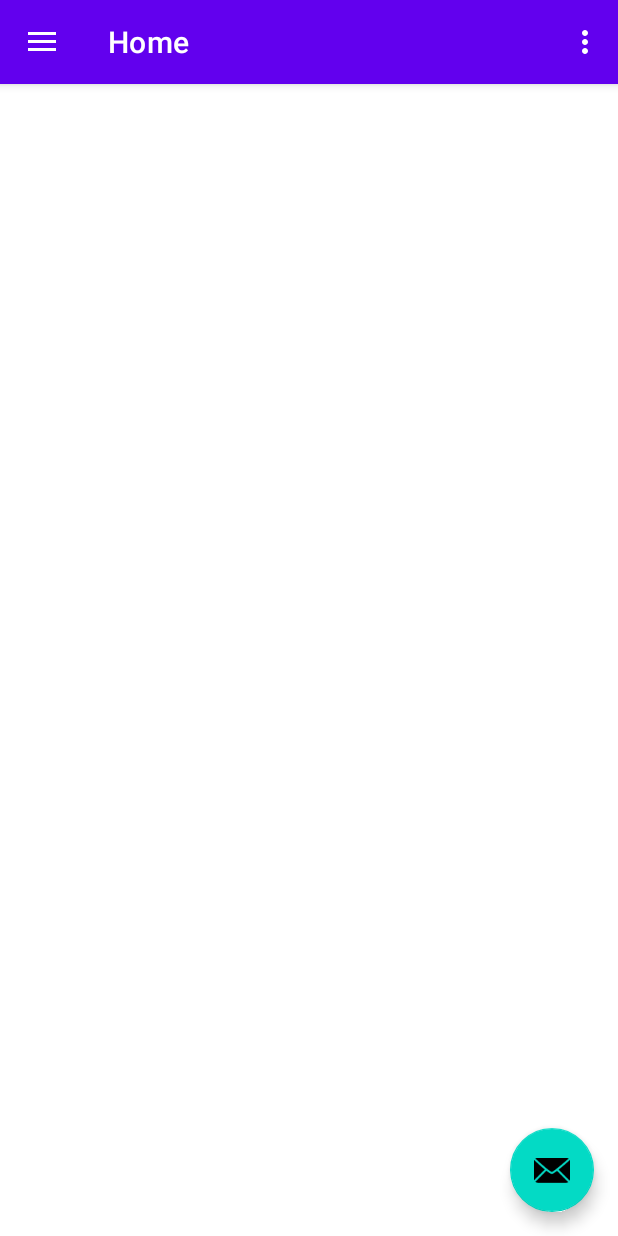
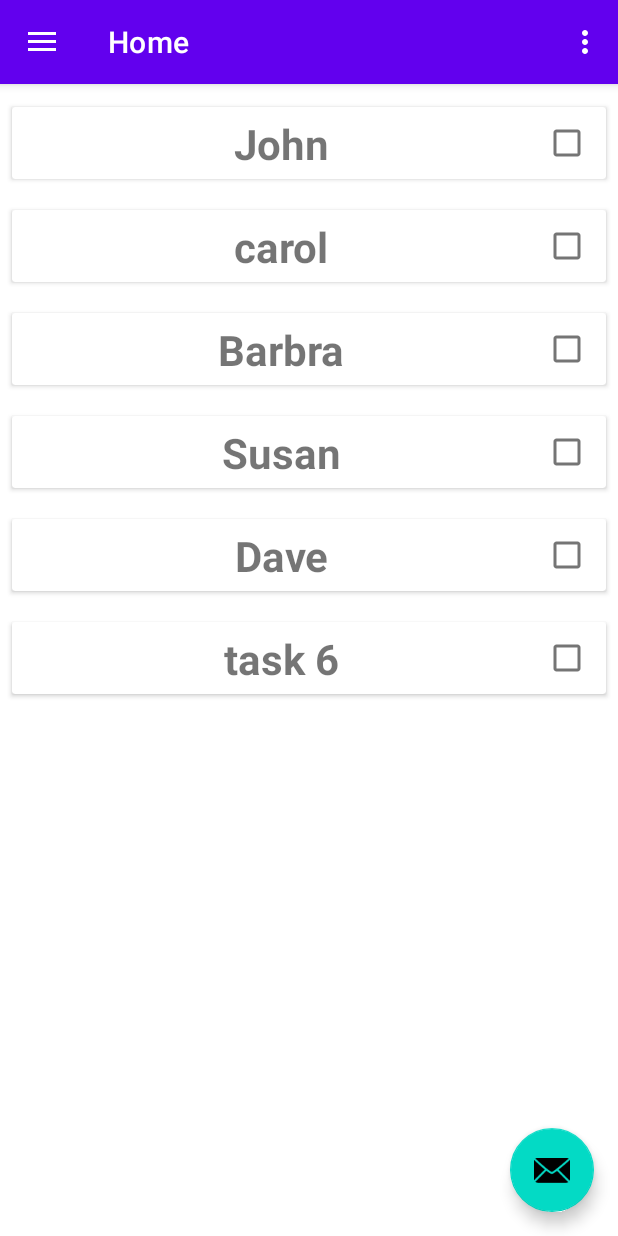
Before and after one commit to brjens/Todo, an Android app: the screen it shows after launch (MainActivity), on a phone screen of 412 x 824 dp. Run offline under Robolectric (Android 15) with nearby library versions, the phone set to English and light mode, and no system bars; our stand-ins replace navigation-ui.

Commit message:
got recyclerView to work with dummytasklist

```diff
--- a/app/build.gradle.kts
+++ b/app/build.gradle.kts
@@ -44,6 +44,8 @@ dependencies {
     implementation("androidx.navigation:navigation-fragment:2.7.1")
     implementation("androidx.navigation:navigation-ui:2.7.1")
 
+
+
     implementation("androidx.recyclerview:recyclerview:1.1.0")
     implementation(platform("org.jetbrains.kotlin:kotlin-bom:1.8.0"))
 
--- a/app/src/main/java/com/example/todo/MainActivity.java
+++ b/app/src/main/java/com/example/todo/MainActivity.java
@@ -28,7 +28,7 @@ public class MainActivity extends AppCompatActivity {
 
     private AppBarConfiguration mAppBarConfiguration;
     private ActivityMainBinding binding;
-    private List<Task> tasks;
+    public List<Task> tasks;
 
     private String m_Text;
 
@@ -38,7 +38,7 @@ public class MainActivity extends AppCompatActivity {
     protected void onCreate(Bundle savedInstanceState) {
         super.onCreate(savedInstanceState);
 
-        tasks = new ArrayList<>();
+        ArrayList<Task> tasks = new ArrayList<>();
 
         binding = ActivityMainBinding.inflate(getLayoutInflater());
         setContentView(binding.getRoot());
--- a/app/src/main/java/com/example/todo/Task.java
+++ b/app/src/main/java/com/example/todo/Task.java
@@ -16,12 +16,26 @@ public class Task {
             dueDate = date;
         }
 
+        public Task(String name){
+            madeDate = LocalDate.now();
+            this.name = name;
+        }
+
         // Methods
         public void doSomething() {
             System.out.println("Doing something!");
         }
 
-        // Getter and Setter methods (optional)
+        // Getter and Setter methods
+
+        public String getName() {
+        return name;
+    }
+
+         public void setName(String name) {
+        this.name = name;
+    }
+
         public LocalDate getMadeDate() {
             return madeDate;
         }
@@ -43,4 +57,12 @@ public class Task {
 
         }
 
+    @Override
+    public String toString() {
+        return "Task{" +
+                "madeDate=" + madeDate +
+                ", dueDate=" + dueDate +
+                ", name='" + name + '\'' +
+                '}';
+    }
 }
--- a/app/src/main/java/com/example/todo/ui/home/HomeFragment.java
+++ b/app/src/main/java/com/example/todo/ui/home/HomeFragment.java
@@ -6,16 +6,27 @@ import android.view.View;
 import android.view.ViewGroup;
 import android.widget.TextView;
 
+import com.example.todo.MainActivity;
+import com.example.todo.R;
+
 import androidx.annotation.NonNull;
 import androidx.fragment.app.Fragment;
 import androidx.lifecycle.ViewModelProvider;
+import androidx.recyclerview.widget.LinearLayoutManager;
 import androidx.recyclerview.widget.RecyclerView;
 
+import com.example.todo.Task;
 import com.example.todo.databinding.FragmentHomeBinding;
+
+import java.util.ArrayList;
 
 public class HomeFragment extends Fragment {
 
     private FragmentHomeBinding binding;
+
+    private ArrayList<Task> tasks;
+
+    private RecyclerView recyclerView;
 
     public View onCreateView(@NonNull LayoutInflater inflater,
                              ViewGroup container, Bundle savedInstanceState) {
@@ -25,9 +36,33 @@ public class HomeFragment extends Fragment {
         binding = FragmentHomeBinding.inflate(inflater, container, false);
         View root = binding.getRoot();
 
-        final RecyclerView RecyclerView = binding.rvTodods;
-        //homeViewModel.getText().observe(getViewLifecycleOwner(), RecyclerView::setText);
+        //MainActivity mainActivity = (MainActivity) requireActivity();
+        //tasks = mainActivity.tasks; // Get the tasks from MainActivity
+        SetUpTestTask();
+        //this is the last bit to bind the recylcerview to the homefragment
+        //TODO: Connect the arraylst task to the recyclerview
+        RecyclerView recyclerView = root.findViewById(R.id.rvTodo);
+        TodoAdapter adapter;
+        adapter = new TodoAdapter(requireContext(),tasks);
+        recyclerView.setAdapter(adapter);
+        recyclerView.setLayoutManager(new LinearLayoutManager(requireContext()));
+
         return root;
+    }
+
+    private void SetUpTestTask (){
+
+            tasks= new ArrayList<Task>();
+            ArrayList<String> dummyNames = new ArrayList<String>();
+            dummyNames.add("John");
+            dummyNames.add("carol");
+            dummyNames.add("Barbra");
+            dummyNames.add("Susan");
+            dummyNames.add("Dave");
+            dummyNames.add("task 6");
+            for ( int i=0; i<dummyNames.size(); i++ ){
+                tasks.add(new Task(dummyNames.get(i)));
+            }
     }
 
     @Override
--- a/app/src/main/java/com/example/todo/ui/home/TodoAdapter.java
+++ b/app/src/main/java/com/example/todo/ui/home/TodoAdapter.java
@@ -1,2 +1,71 @@
-package com.example.todo.ui.home;public class TodoAdapter {
+package com.example.todo.ui.home;
+
+import android.content.Context;
+import android.view.LayoutInflater;
+import android.view.View;
+import android.view.ViewGroup;
+import android.widget.CheckBox;
+import android.widget.TextView;
+
+import androidx.annotation.NonNull;
+import androidx.recyclerview.widget.RecyclerView;
+
+import com.example.todo.R;
+import com.example.todo.Task;
+
+import java.util.ArrayList;
+
+public class TodoAdapter extends RecyclerView.Adapter<TodoAdapter.MyViewHolder> {
+
+    Context context;
+    ArrayList<Task> taskList;
+
+    //TodoAdapter constructor
+    public TodoAdapter(Context context, ArrayList<Task> taskList){
+        this.context=context;
+        this.taskList=taskList;
+    }
+
+
+    @NonNull
+    @Override
+    public TodoAdapter.MyViewHolder onCreateViewHolder(@NonNull ViewGroup parent, int viewType) {
+        //onCreateViewholder infaltes out layout and gives the look to each of our items
+
+        LayoutInflater inflater = LayoutInflater.from(context);
+        View view = inflater.inflate(R.layout.todo_item, parent, false);
+
+        return new TodoAdapter.MyViewHolder(view);
+    }
+
+    @Override
+    public void onBindViewHolder(@NonNull TodoAdapter.MyViewHolder holder, int position) {
+        //assigns the values to each off our list items in the Todo_item
+        //based on position of reclyer view
+
+        //tells the adaptor to update the data on each of our items, changnithe the values within each of the holders that's passed in
+        //in this case we only update the name of the task since checkbox doesn't change
+        //add the dude date later when you finshed the recylcer view and it works
+        holder.todoText.setText(taskList.get(position).getName());
+
+    }
+
+    @Override
+    public int getItemCount() {
+        //reclycerView wants to be able to track how many of the todo_itmes are on screen
+        return taskList.size();
+    }
+
+    public static class MyViewHolder extends RecyclerView.ViewHolder{
+        //this is similar to the onCreate method used in mainactivity
+        //it takes the views rom our todo_item layout xml and stoes it in a local variable
+        TextView todoText;
+        CheckBox todoCheck;
+        public MyViewHolder(@NonNull View itemView) {
+            super(itemView);
+
+            todoText = itemView.findViewById(R.id.tvTaskName);
+            todoCheck = itemView.findViewById(R.id.cbTaskDone);
+        }
+    }
 }
--- a/app/src/main/res/layout/fragment_home.xml
+++ b/app/src/main/res/layout/fragment_home.xml
@@ -7,9 +7,9 @@
     tools:context=".ui.home.HomeFragment">
 
     <androidx.recyclerview.widget.RecyclerView
-        android:id="@+id/rvTodods"
-        android:layout_width="match_parent"
-        android:layout_height="8dp"
+        android:id="@+id/rvTodo"
+        android:layout_width="0dp"
+        android:layout_height="0dp"
         app:layout_constraintBottom_toBottomOf="parent"
         app:layout_constraintEnd_toEndOf="parent"
         app:layout_constraintStart_toStartOf="parent"
--- a/app/src/main/res/layout/todo_item.xml
+++ b/app/src/main/res/layout/todo_item.xml
@@ -1,6 +1,48 @@
 <?xml version="1.0" encoding="utf-8"?>
 <androidx.constraintlayout.widget.ConstraintLayout xmlns:android="http://schemas.android.com/apk/res/android"
-             android:layout_width="match_parent"
-             android:layout_height="match_parent">
+    xmlns:app="http://schemas.android.com/apk/res-auto"
+    xmlns:tools="http://schemas.android.com/tools"
+    android:layout_width="match_parent"
+    android:layout_height="wrap_content">
 
+    <androidx.cardview.widget.CardView
+        android:layout_width="match_parent"
+        android:layout_height="wrap_content"
+        android:layout_marginTop="15dp"
+        android:layout_marginBottom="5dp"
+        android:layout_marginStart="8dp"
+        android:layout_marginEnd="8dp"
+        app:layout_constraintBottom_toBottomOf="parent"
+        app:layout_constraintEnd_toEndOf="parent"
+        app:layout_constraintStart_toStartOf="parent"
+        app:layout_constraintTop_toTopOf="parent" >
+
+        <androidx.constraintlayout.widget.ConstraintLayout
+            android:layout_width="match_parent"
+            android:layout_height="match_parent">
+
+            <TextView
+                android:id="@+id/tvTaskName"
+                android:layout_width="wrap_content"
+                android:layout_height="wrap_content"
+                android:layout_marginStart="15dp"
+                android:text="This is the name of a task"
+                android:textSize="28dp"
+                android:textStyle="bold"
+                app:layout_constraintEnd_toStartOf="@+id/cbTaskDone"
+                app:layout_constraintStart_toStartOf="parent"
+                app:layout_constraintTop_toTopOf="parent"
+                app:layout_constraintBottom_toBottomOf="parent"/>
+
+
+            <CheckBox
+                android:id="@+id/cbTaskDone"
+                android:layout_width="wrap_content"
+                android:layout_height="wrap_content"
+                android:padding="10dp"
+                app:layout_constraintBottom_toBottomOf="parent"
+                app:layout_constraintEnd_toEndOf="parent"
+                app:layout_constraintTop_toTopOf="parent" />
+        </androidx.constraintlayout.widget.ConstraintLayout>
+    </androidx.cardview.widget.CardView>
 </androidx.constraintlayout.widget.ConstraintLayout>
--- a/build.gradle.kts
+++ b/build.gradle.kts
@@ -1,4 +1,4 @@
 // Top-level build file where you can add configuration options common to all sub-projects/modules.
 plugins {
-    id("com.android.application") version "8.1.1" apply false
+    id("com.android.application") version "8.1.3" apply false
 }
```
